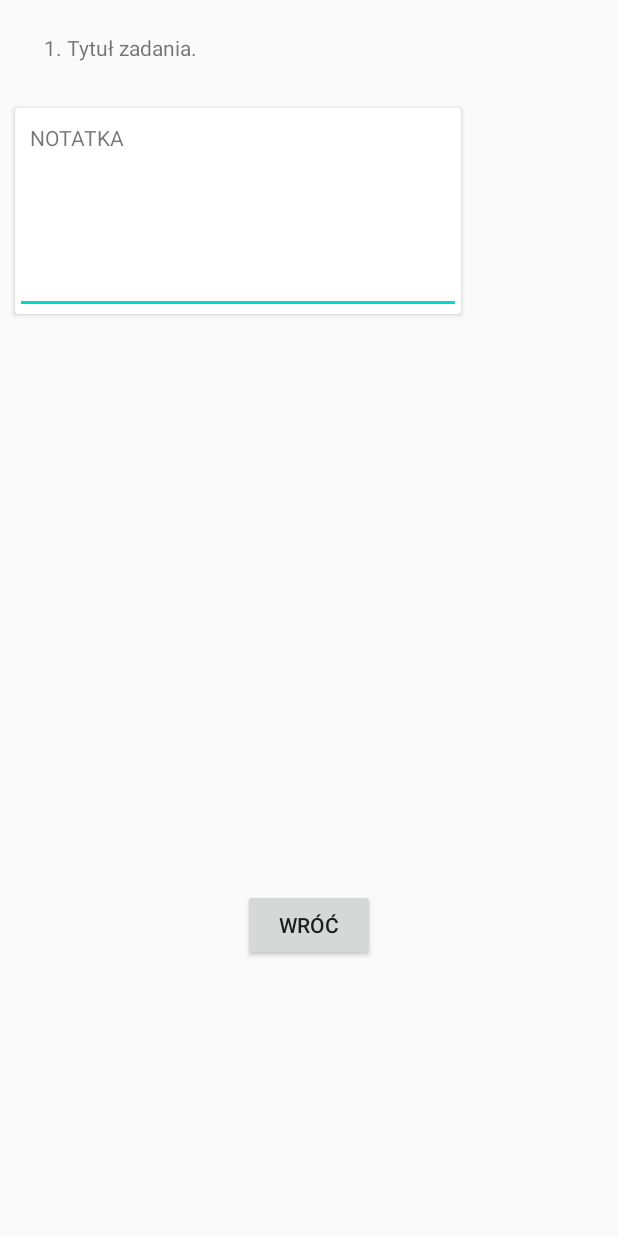
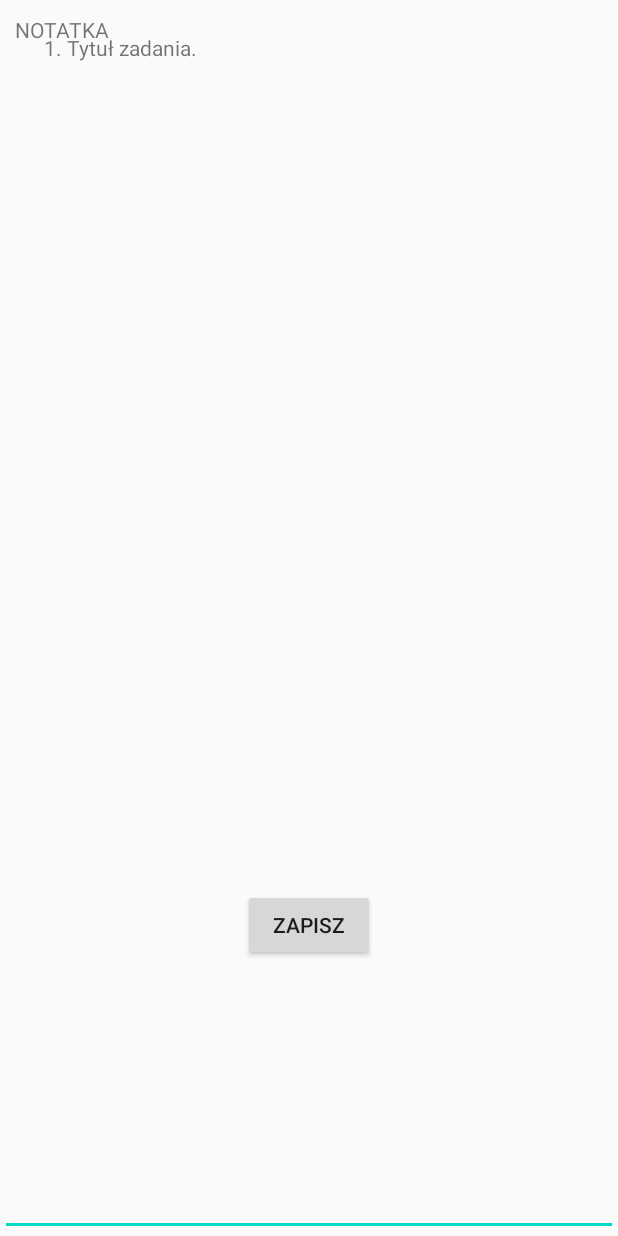
Before and after one commit to DanielMroczkowski/pam-2018-e5t1s1-todoapp, an Android app: the layout position_edit.xml on its own in the app's theme, with its tools: preview values and no code run, on a phone screen of 412 x 824 dp. Run offline under Robolectric (Android 15) with nearby library versions, the phone set to English and light mode, and no system bars.

Commit message:
Linked position edit activity

```diff
--- a/app/src/main/java/pl/wat/e5t1s1/todoapp/MainActivity.java
+++ b/app/src/main/java/pl/wat/e5t1s1/todoapp/MainActivity.java
@@ -2,6 +2,7 @@ package pl.wat.e5t1s1.todoapp;
 
 import android.content.ContentValues;
 import android.content.DialogInterface;
+import android.content.Intent;
 import android.database.Cursor;
 import android.database.sqlite.SQLiteDatabase;
 import android.os.Bundle;
@@ -141,5 +142,7 @@ public class MainActivity extends AppCompatActivity {
         updateUI();
     }
 
-
+    public void editTask(View view) {
+        startActivity(new Intent(MainActivity.this, PositionEditActivity.class));
+    }
 }
--- a/app/src/main/res/layout/position_edit.xml
+++ b/app/src/main/res/layout/position_edit.xml
@@ -17,15 +17,6 @@
         android:layout_alignParentLeft="true"
         android:layout_marginLeft="29dp" />
 
-    <android.support.v7.widget.CardView
-        android:layout_width="297dp"
-        android:layout_height="137dp"
-        android:layout_alignParentStart="true"
-        android:layout_alignParentTop="true"
-        android:layout_marginTop="72dp"
-        android:layout_marginLeft="10dp"
-        android:layout_alignParentLeft="true">
-
     <EditText
         android:id="@+id/editText2"
         android:layout_width="match_parent"
@@ -37,9 +28,8 @@
         android:id="@+id/textView3"
         android:layout_width="105dp"
         android:layout_height="wrap_content"
-            android:text="NOTATKA"
-            android:layout_margin="10dp"/>
-    </android.support.v7.widget.CardView>
+        android:layout_margin="10dp"
+        android:text="NOTATKA" />
 
     <Button
         android:id="@+id/button"
@@ -48,6 +38,6 @@
         android:layout_alignParentBottom="true"
         android:layout_centerHorizontal="true"
         android:layout_marginBottom="183dp"
-        android:text="Wróć" />
+        android:text="Zapisz" />
 
 </RelativeLayout>
```
Also changed, not shown: app/src/main/AndroidManifest.xml (+5 -2 lines), app/src/main/java/pl/wat/e5t1s1/todoapp/CalendarActivity.java (added, +13 -0 lines), app/src/main/java/pl/wat/e5t1s1/todoapp/PositionEditActivity.java (added, +15 -0 lines), app/src/main/res/layout/activity_calendar.xml (added, +14 -0 lines), app/src/main/res/layout/position.xml (+12 -0 lines). Lines whose indentation alone changed are shown as unchanged.
